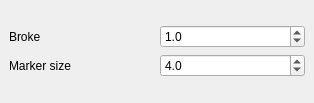
pblottiere/PCProfile, file src/gui/ui/select.ui: the form before one commit.
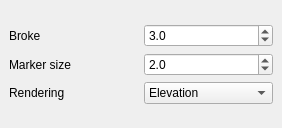
The form after the commit.

What changed in the file:
```diff
--- a/src/gui/ui/select.ui
+++ b/src/gui/ui/select.ui
@@ -6,8 +6,8 @@
    <rect>
     <x>0</x>
     <y>0</y>
-    <width>314</width>
-    <height>103</height>
+    <width>282</width>
+    <height>128</height>
    </rect>
   </property>
   <property name="windowTitle">
@@ -19,7 +19,7 @@
      <number>9</number>
     </property>
     <item>
-     <layout class="QVBoxLayout" name="verticalLayout" stretch="0,1">
+     <layout class="QVBoxLayout" name="verticalLayout" stretch="0,1,0">
       <property name="bottomMargin">
        <number>0</number>
       </property>
@@ -38,7 +38,7 @@
            <number>1</number>
           </property>
           <property name="value">
-           <double>1.000000000000000</double>
+           <double>3.000000000000000</double>
           </property>
          </widget>
         </item>
@@ -59,12 +59,40 @@
            <number>1</number>
           </property>
           <property name="value">
-           <double>4.000000000000000</double>
+           <double>2.000000000000000</double>
           </property>
          </widget>
         </item>
        </layout>
       </item>
+      <item>
+       <layout class="QHBoxLayout" name="horizontalLayout_3">
+        <property name="bottomMargin">
+         <number>0</number>
+        </property>
+        <item>
+         <widget class="QLabel" name="label_3">
+          <property name="text">
+           <string>Rendering</string>
+          </property>
+         </widget>
+        </item>
+        <item>
+         <widget class="QComboBox" name="render">
+          <item>
+           <property name="text">
+            <string>Elevation</string>
+           </property>
+          </item>
+          <item>
+           <property name="text">
+            <string>Single color</string>
+           </property>
+          </item>
+         </widget>
+        </item>
+       </layout>
+      </item>
      </layout>
     </item>
    </layout>
```
